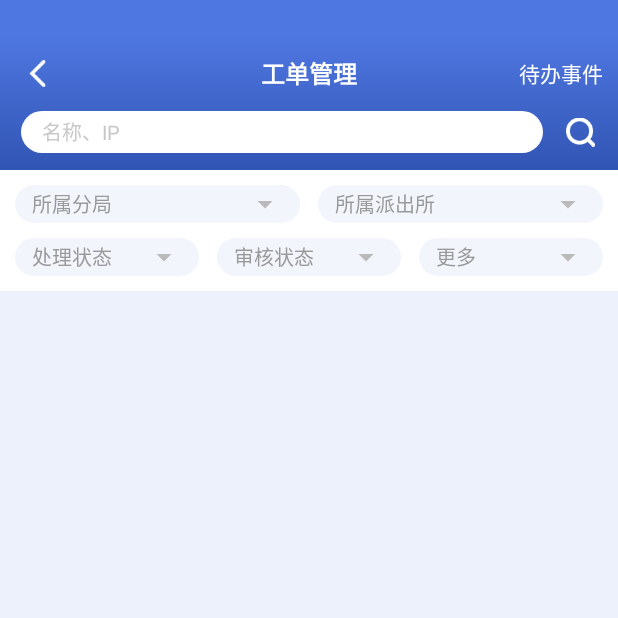
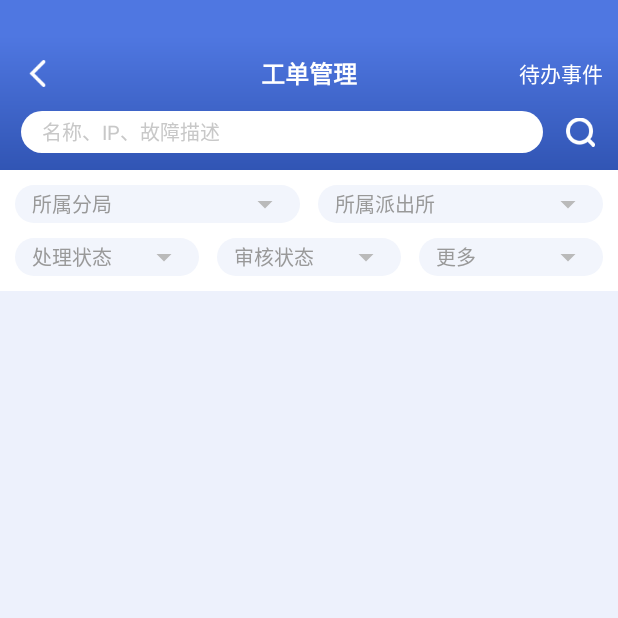
Before and after one commit to HuaWc/YunWeiMenHu, an Android app: the WorkOrderManagementUserActivity screen opened directly, with no data from a screen before it, on a phone screen of 412 x 824 dp, the top half of it. Run offline under Robolectric (Android 15) with nearby library versions, the phone set to English and light mode, and no system bars; our stand-ins replace ButterKnife, EventBus; libraries missing offline, so code that uses them is left out: cn.jpush.android, com.anhui.police, com.bigkoo.pickerview, com.gyf.barlibrary, com.lzy.okgo and 5 more; plain views replace SmartRefreshLayout; 14 statements that could not run were skipped.

Commit message:
2021.11.23 第一次提交 1.增加工单，告警来源筛选

```diff
--- a/app/src/main/java/com/suncreate/shinyportal/activity/AppInfoActivity.java
+++ b/app/src/main/java/com/suncreate/shinyportal/activity/AppInfoActivity.java
@@ -48,6 +48,12 @@ public class AppInfoActivity extends BaseActivity {
     @Override
     protected void initLogic() {
         initBar();
+        ivBack.setOnClickListener(new View.OnClickListener() {
+            @Override
+            public void onClick(View view) {
+                finish();
+            }
+        });
         bar.setBackgroundColor(getResources().getColor(R.color.main_bar_color));
         tv1.setText("六安移动运维");
         tv2.setText("v" + MyApplication.getInstance().getVersionName());
--- a/app/src/main/java/com/suncreate/shinyportal/activity/WorkOrderManagementUserActivity.java
+++ b/app/src/main/java/com/suncreate/shinyportal/activity/WorkOrderManagementUserActivity.java
@@ -108,6 +108,8 @@ public class WorkOrderManagementUserActivity extends BaseActivity {
     TextView tvTitleMain;
     @BindView(R.id.tv_reset_time)
     TextView tvResetTime;
+    @BindView(R.id.rv4)
+    RecyclerView rv4;
 
     private int page = 1;
     private int pageSize = 10;
@@ -155,6 +157,10 @@ public class WorkOrderManagementUserActivity extends BaseActivity {
     private String selectedorgIds = "";
 
     private boolean isUpcoming = false;
+
+    private List<DictInfo> mList8;
+    private SelectOptionsChildAdapter adapter8;
+    private String value8 = "";
 
     @Override
     protected void initContentView(Bundle bundle) {
@@ -206,7 +212,7 @@ public class WorkOrderManagementUserActivity extends BaseActivity {
         pcsList.clear();
         Map<String, Object> hashMap = new HashMap<>();
         hashMap.put("areaCode", id);
-        ApiClient.requestNetGet(this, AppConfig.pcsList, "加载中", hashMap, new ResultListener() {
+        ApiClient.requestNetGet(this, AppConfig.pcsList, "", hashMap, new ResultListener() {
             @Override
             public void onSuccess(String json, String msg) {
                 List<DAPcs> list = FastJsonUtil.getList(json, DAPcs.class);
@@ -342,6 +348,37 @@ public class WorkOrderManagementUserActivity extends BaseActivity {
         optionsList5 = new ArrayList<>();
         getDictData5();
 
+        mList8 = new ArrayList<>();
+        adapter8 = new SelectOptionsChildAdapter(mList8);
+        adapter8.setOnItemChildClickListener(new BaseQuickAdapter.OnItemChildClickListener() {
+            @Override
+            public void onItemChildClick(BaseQuickAdapter adapter, View view, int position) {
+                if (!mList8.get(position).isSelected()) {
+                    //当前未选中
+                    for (DictInfo dictInfo : mList8) {
+                        if (dictInfo.isSelected()) {
+                            dictInfo.setSelected(false);
+                            adapter8.notifyItemChanged(mList8.indexOf(dictInfo));
+                            break;
+                        }
+                    }
+                    mList8.get(position).setSelected(true);
+                    adapter8.notifyItemChanged(position);
+                    value8 = mList8.get(position).getDataValue();
+
+                } else {
+                    //当前选中
+                    mList8.get(position).setSelected(false);
+                    adapter8.notifyItemChanged(position);
+                    value8 = "";
+                }
+            }
+        });
+        rv4.setAdapter(adapter8);
+        rv4.setLayoutManager(new GridLayoutManager(this, 3));
+        RecyclerViewHelper.recyclerviewAndScrollView(rv4);
+        getDictData8();
+
         getUserTypes();
     }
 
@@ -451,6 +488,9 @@ public class WorkOrderManagementUserActivity extends BaseActivity {
         }
         if (!StringUtil.isEmpty(value5)) {
             params.put("verifyStatus", value5);
+        }
+        if (!StringUtil.isEmpty(value8)) {
+            params.put("alarmSource", value8);
         }
         if (!StringUtil.isEmpty(startStr)) {
             params.put("alarmTimeStart", startStr);
@@ -817,6 +857,18 @@ public class WorkOrderManagementUserActivity extends BaseActivity {
         });
     }
 
+    private void getDictData8() {
+        GetDictDataHttp.getDictData(this, "OP_ALARM_SOURCE", new GetDictDataHttp.GetDictDataResult() {
+            @Override
+            public void getData(List<DictInfo> list) {
+                if (list != null) {
+                    mList8.addAll(list);
+                    adapter8.notifyDataSetChanged();
+                }
+            }
+        });
+    }
+
 
     @Override
     protected void onEventComing(EventCenter center) {
--- a/app/src/main/res/layout/activity_work_order_management_user.xml
+++ b/app/src/main/res/layout/activity_work_order_management_user.xml
@@ -70,7 +70,7 @@
                 android:layout_marginStart="14dp"
                 android:layout_weight="1"
                 android:background="@drawable/bg_da_search"
-                android:hint="名称、IP"
+                android:hint="名称、IP、故障描述"
                 android:paddingHorizontal="14dp"
                 android:singleLine="true"
                 android:textColor="#333333"
@@ -94,6 +94,7 @@
         android:layout_height="wrap_content"
         android:background="@color/white"
         android:orientation="vertical">
+
         <LinearLayout
             android:layout_width="match_parent"
             android:layout_height="wrap_content"
@@ -195,7 +196,6 @@
             <TextView
                 android:id="@+id/tv_more_blue"
                 android:layout_width="0dp"
-                android:visibility="gone"
                 android:layout_height="25dp"
                 android:layout_marginStart="12dp"
                 android:layout_weight="1"
@@ -208,11 +208,11 @@
                 android:singleLine="true"
                 android:textColor="#999999"
                 android:textColorHint="@color/text_bar_blue"
-                android:textSize="13sp" />
+                android:textSize="13sp"
+                android:visibility="gone" />
 
 
         </LinearLayout>
-
 
 
     </LinearLayout>
@@ -325,6 +325,28 @@
 
                     </RelativeLayout>
 
+                    <TextView
+                        android:layout_width="wrap_content"
+                        android:layout_height="wrap_content"
+                        android:layout_marginStart="10sp"
+                        android:layout_marginTop="10dp"
+                        android:text="告警来源"
+                        android:textColor="#333333"
+                        android:textSize="15sp"
+                        android:textStyle="bold" />
+
+                    <RelativeLayout
+                        android:layout_width="match_parent"
+                        android:layout_height="wrap_content">
+
+                        <androidx.recyclerview.widget.RecyclerView
+                            android:id="@+id/rv4"
+                            android:layout_width="match_parent"
+                            android:layout_height="wrap_content"
+                            android:layout_marginEnd="20dp"
+                            android:overScrollMode="never" />
+
+                    </RelativeLayout>
 
                     <RelativeLayout
                         android:layout_width="wrap_content"
@@ -345,8 +367,8 @@
                         <TextView
                             android:id="@+id/tv_reset_time"
                             android:layout_width="wrap_content"
+                            android:layout_height="wrap_content"
                             android:layout_alignParentEnd="true"
-                            android:layout_height="wrap_content"
                             android:text="重置"
                             android:textColor="#2196F3"
                             android:textSize="15sp"
```
